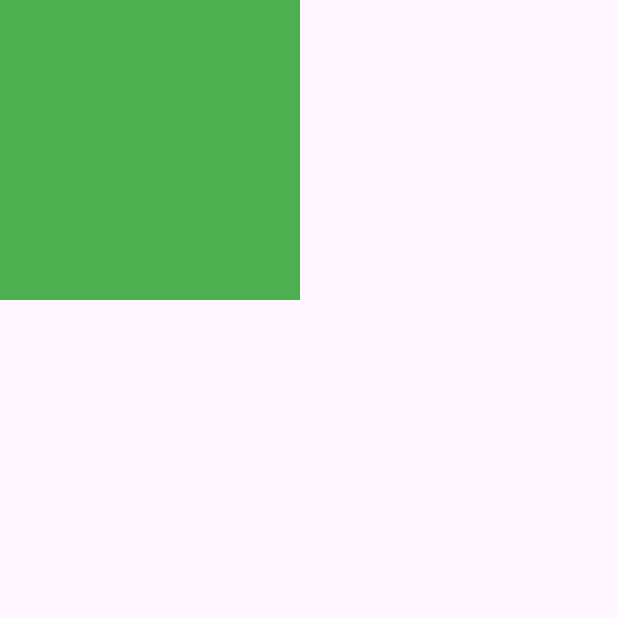
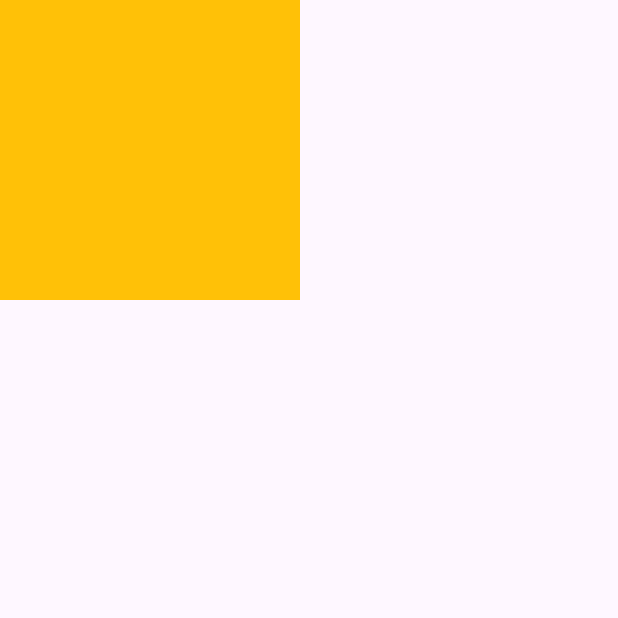
Before and after one commit to Mafdysaad/animation, a Flutter app: the screen it shows after launch, on a phone screen of 412 x 824 dp, the top half of it. Run offline on Flutter 3.47's test engine with Material 3 defaults, Android fonts, the phone set to English and light mode, and no system bars.

Commit message:
tween animation

```diff
--- /dev/null
+++ b/lib/animations/tween_animation/tween_animation.dart
@@ -0,0 +1,23 @@
+import 'package:flutter/material.dart';
+
+// TweenAnimationBuilder is a widget that animates changes between values over time
+// using a Tween. It's useful for custom animations where you can define intermediate
+// values (e.g., colors, sizes, or alignments) without needing a controller.
+
+class TweenAnimation extends StatelessWidget {
+  const TweenAnimation({super.key});
+
+  @override
+  Widget build(BuildContext context) {
+    return TweenAnimationBuilder(
+        tween: Tween(begin: 100.0, end: 200.0),
+        duration: const Duration(seconds: 1),
+        builder: (context, value, child) {
+          return Container(
+            height: value,
+            width: value,
+            color: Colors.amber,
+          );
+        });
+  }
+}
--- a/lib/home.dart
+++ b/lib/home.dart
@@ -6,6 +6,7 @@ import 'package:anmation/animations/implicit_animation/animated_postion.dart';
 import 'package:anmation/animations/implicit_animation/animated_size.dart';
 import 'package:anmation/animations/implicit_animation/animatedcontaner.dart';
 import 'package:anmation/animations/implicit_animation/animatedopacity.dart';
+import 'package:anmation/animations/tween_animation/tween_animation.dart';
 import 'package:flutter/material.dart';
 
 class Homepage extends StatelessWidget {
@@ -14,7 +15,7 @@ class Homepage extends StatelessWidget {
   @override
   Widget build(BuildContext context) {
     return const Scaffold(
-      body: Animated_Alignment(),
+      body: TweenAnimation(),
     );
   }
 }
```
